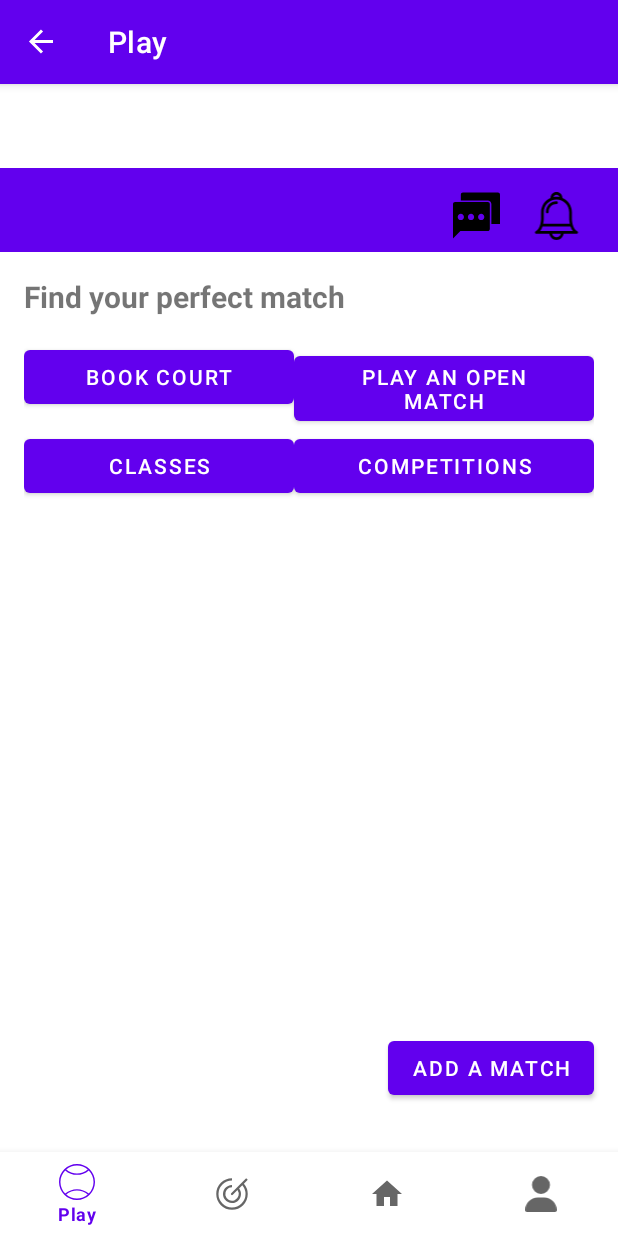
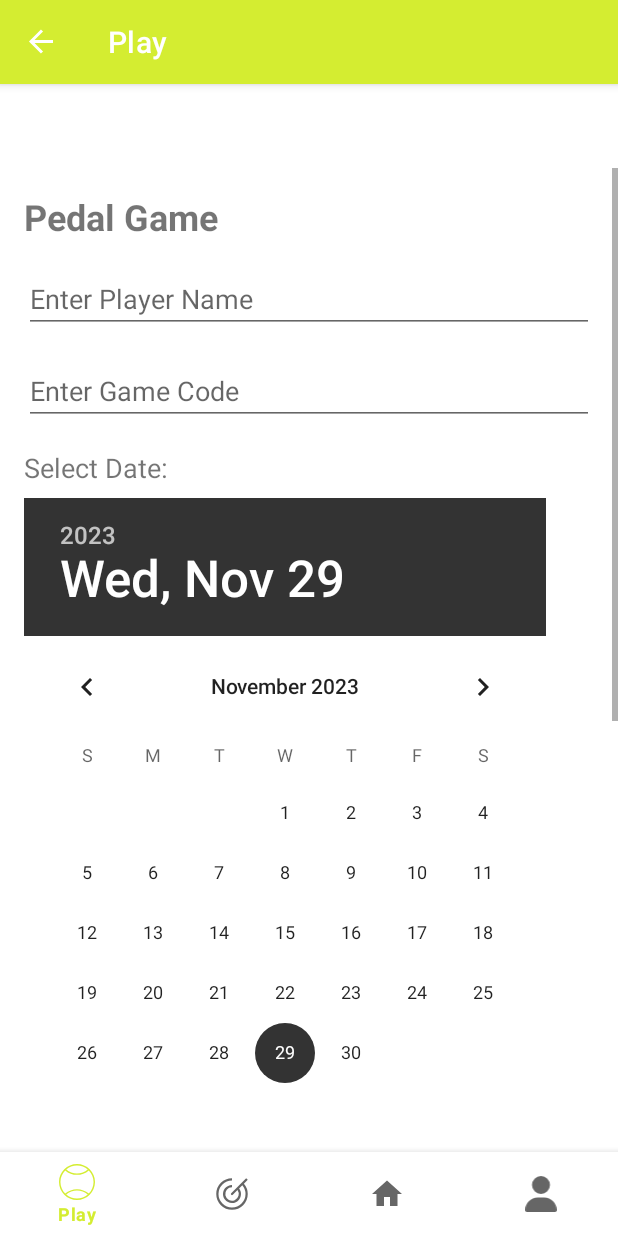
Before and after one commit to Playtomic-Tony-Aymane/Playtomic-TA, an Android app: the PlayFragment screen opened through its navigation route, on a phone screen of 412 x 824 dp. Run offline under Robolectric (Android 15) with nearby library versions, the phone set to English and light mode, and no system bars; our stand-ins replace navigation-ui.

Commit message:
activities & start wedstrijd

```diff
--- a/app/src/main/AndroidManifest.xml
+++ b/app/src/main/AndroidManifest.xml
@@ -12,6 +12,7 @@
         android:supportsRtl="true"
         android:theme="@style/Theme.PlaytomicTonyAymane"
         tools:targetApi="31">
+        <activity android:name=".ui.tabs.DetailPertanyaan" />
         <activity
             android:name=".MainActivity"
             android:exported="true"
--- a/app/src/main/java/com/example/playtomictonyaymane/ui/play/PlayFragment.kt
+++ b/app/src/main/java/com/example/playtomictonyaymane/ui/play/PlayFragment.kt
@@ -3,9 +3,13 @@ import android.os.Bundle
 import android.view.LayoutInflater
 import android.view.View
 import android.view.ViewGroup
+import android.widget.Button
+import android.widget.DatePicker
 import android.widget.TextView
+import android.widget.TimePicker
 import androidx.fragment.app.Fragment
 import androidx.lifecycle.ViewModelProvider
+import com.example.playtomictonyaymane.R
 import com.example.playtomictonyaymane.databinding.FragmentPlayBinding
 
 class PlayFragment: Fragment() {
@@ -33,12 +37,25 @@ class PlayFragment: Fragment() {
     override fun onViewCreated(view: View, savedInstanceState: Bundle?) {
         super.onViewCreated(view, savedInstanceState)
 
-        // Hier kun je de logica voor de knoppen en andere interacties toevoegen
-        binding.addMatchButton.setOnClickListener {
-            // Voeg hier de logica toe voor het toevoegen van een match
+        // Zoek de button op basis van de ID
+        val buttonStartGame = view.findViewById<Button>(R.id.buttonStartGame)
+
+        // Zoek de DatePicker en TimePicker op basis van de ID's
+        val datePicker = view.findViewById<DatePicker>(R.id.datePicker)
+        val timePicker = view.findViewById<TimePicker>(R.id.timePicker)
+
+        // Voeg een klikgebeurtenis toe aan de knop
+        buttonStartGame.setOnClickListener {
+            // Verkrijg geselecteerde datum en tijd
+            val year = datePicker.year
+            val month = datePicker.month
+            val day = datePicker.dayOfMonth
+
+            val hour = timePicker.hour
+            val minute = timePicker.minute
+
         }
     }
-
     override fun onDestroyView() {
         super.onDestroyView()
         _binding = null
--- a/app/src/main/java/com/example/playtomictonyaymane/ui/tabs/RecyclerAdapter.kt
+++ b/app/src/main/java/com/example/playtomictonyaymane/ui/tabs/RecyclerAdapter.kt
@@ -29,6 +29,7 @@ class RecyclerAdapter : RecyclerView.Adapter<RecyclerAdapter.ViewHolder>() {
         "pertanyaan 11", "pertanyaan 17", "test forum",
         "pertanyaan 12", "pertanyaan 18", "pertanyaan 20",
         "pertanyaan 21")
+
 
     inner class ViewHolder(itemView: View) : RecyclerView.ViewHolder(itemView) {
 
@@ -64,6 +65,7 @@ class RecyclerAdapter : RecyclerView.Adapter<RecyclerAdapter.ViewHolder>() {
     }
 
     override fun onBindViewHolder(viewHolder: ViewHolder, i: Int) {
+
         viewHolder.itemKode.text = kode[i]
         viewHolder.itemKategori.text = kategori[i]
         viewHolder.itemIsi.text = isi[i]
--- a/app/src/main/res/layout/activity_main.xml
+++ b/app/src/main/res/layout/activity_main.xml
@@ -4,7 +4,8 @@
     android:id="@+id/container"
     android:layout_width="match_parent"
     android:layout_height="match_parent"
-    android:paddingTop="?attr/actionBarSize">
+    android:paddingTop="?attr/actionBarSize"
+    >
 
     <com.google.android.material.bottomnavigation.BottomNavigationView
         android:id="@+id/nav_view"
@@ -16,7 +17,8 @@
         app:layout_constraintBottom_toBottomOf="parent"
         app:layout_constraintLeft_toLeftOf="parent"
         app:layout_constraintRight_toRightOf="parent"
-        app:menu="@menu/bottom_nav_menu" />
+        app:menu="@menu/bottom_nav_menu"
+        />
 
     <fragment
         android:id="@+id/nav_host_fragment_activity_main"
--- a/app/src/main/res/layout/fragment_play.xml
+++ b/app/src/main/res/layout/fragment_play.xml
@@ -1,114 +1,88 @@
-<?xml version="1.0" encoding="utf-8"?>
-<androidx.constraintlayout.widget.ConstraintLayout xmlns:android="http://schemas.android.com/apk/res/android"
-    xmlns:tools="http://schemas.android.com/tools"
+<RelativeLayout xmlns:android="http://schemas.android.com/apk/res/android"
 android:layout_width="match_parent"
 android:layout_height="match_parent"
 xmlns:app="http://schemas.android.com/apk/res-auto">
 
+<ScrollView
+    android:layout_width="match_parent"
+    android:layout_height="match_parent"
+    android:layout_above="@+id/bottom_navigation">
+    <LinearLayout
+        android:layout_width="match_parent"
+        android:layout_height="match_parent"
+        android:orientation="vertical"
+        android:padding="16dp">
 
-    <com.google.android.material.appbar.MaterialToolbar
-        android:id="@+id/appBar"
+        <!-- Titel van de sectie -->
+        <TextView
+            android:layout_width="wrap_content"
+            android:layout_height="wrap_content"
+            android:text="Pedal Game"
+            android:textSize="24sp"
+            android:textStyle="bold"
+            android:layout_marginBottom="16dp"/>
+
+        <!-- Invoervelden voor het spel -->
+        <EditText
+            android:id="@+id/editTextPlayerName"
             android:layout_width="match_parent"
-        android:layout_height="?attr/actionBarSize"
-        android:background="?attr/colorPrimary"
-        android:title="PlayTomic"
-        android:titleTextColor="@android:color/white"
-        app:titleTextAppearance="@style/TextAppearance.MaterialComponents.Headline6"
-        app:layout_constraintTop_toTopOf="parent" />
+            android:layout_height="wrap_content"
+            android:layout_marginBottom="16dp"
+            android:hint="Enter Player Name" />
 
+        <EditText
+            android:id="@+id/editTextGameCode"
+            android:layout_width="match_parent"
+            android:layout_height="wrap_content"
+            android:hint="Enter Game Code"
+            android:layout_marginBottom="16dp"/>
 
+        <!-- Datumselectie -->
+        <TextView
+            android:layout_width="wrap_content"
+            android:layout_height="wrap_content"
+            android:text="Select Date:"
+            android:textSize="18sp"
+            android:layout_marginBottom="8dp"/>
 
-    <ImageView
-        android:id="@+id/chatIcon"
-        android:layout_width="35dp"
-        android:layout_height="31dp"
-        android:layout_marginStart="300dp"
-        android:layout_marginTop="16dp"
-        android:src="@drawable/chat_svgrepo_com"
-        app:layout_constraintStart_toStartOf="parent"
-        app:layout_constraintTop_toTopOf="@id/appBar" />
-
-    <ImageView
-        android:id="@+id/notificationIcon"
-        android:layout_width="34dp"
-        android:layout_height="32dp"
-        android:layout_marginTop="16dp"
-        android:layout_marginEnd="24dp"
-        android:src="@drawable/notification_bell"
-        app:layout_constraintEnd_toEndOf="parent"
-        app:layout_constraintTop_toTopOf="@id/appBar" />
+        <!-- Tijdselectie -->
+        <DatePicker
+            android:id="@+id/datePicker"
+            android:layout_width="wrap_content"
+            android:layout_height="wrap_content" />
 
         <TextView
-        android:id="@+id/findMatchText"
             android:layout_width="wrap_content"
             android:layout_height="wrap_content"
-        android:text="Find your perfect match"
-        android:textSize="20sp"
-        android:textStyle="bold"
-        app:layout_constraintTop_toBottomOf="@id/appBar"
-        app:layout_constraintStart_toStartOf="parent"
+            android:text="Select Time:"
+            android:textSize="18sp"
             android:layout_marginTop="16dp"
-        android:layout_marginStart="16dp" />
+            android:layout_marginBottom="8dp"/>
 
+        <TimePicker
+            android:id="@+id/timePicker"
+            android:layout_width="wrap_content"
+            android:layout_height="wrap_content"/>
 
-    <GridLayout
-        android:id="@+id/gridLayout"
+        <!-- Knop om het spel te starten -->
+        <Button
+            android:id="@+id/buttonStartGame"
+            android:layout_width="wrap_content"
+            android:layout_height="wrap_content"
+            android:text="Start Pedal Game"
+            android:background="@drawable/radiusbutton"
+            android:layout_gravity="center"
+            android:layout_marginTop="16dp"/>
+
+    </LinearLayout>
+</ScrollView>
+
+<com.google.android.material.bottomnavigation.BottomNavigationView
+    android:id="@+id/bottom_navigation"
     android:layout_width="match_parent"
     android:layout_height="wrap_content"
-        android:columnCount="2"
-        android:rowCount="2"
-        app:layout_constraintTop_toBottomOf="@id/findMatchText"
-        app:layout_constraintStart_toStartOf="parent"
-        android:layout_marginTop="16dp"
-        android:layout_marginStart="16dp"
-        android:layout_marginEnd="16dp">
+    android:layout_alignParentBottom="true"
+    android:background="?android:attr/windowBackground"
+    app:menu="@menu/bottom_nav_menu" />
 
-        <Button
-            android:id="@+id/bookcourtButton"
-            android:layout_width="1dp"
-            android:layout_height="wrap_content"
-            android:layout_row="0"
-            android:layout_column="0"
-            android:layout_columnWeight="1"
-            android:text="Book court" />
-
-        <Button
-            android:id="@+id/playOpenMatchButton"
-            android:layout_width="21dp"
-            android:layout_height="wrap_content"
-            android:layout_row="0"
-            android:layout_column="1"
-            android:layout_columnWeight="1"
-            android:text="Play an open match" />
-
-        <Button
-            android:id="@+id/classesButton"
-            android:layout_width="0dp"
-            android:layout_height="wrap_content"
-            android:layout_row="1"
-            android:layout_column="0"
-            android:layout_columnWeight="1"
-            android:text="Classes" />
-
-        <Button
-            android:id="@+id/competitionsButton"
-            android:layout_width="0dp"
-            android:layout_height="wrap_content"
-            android:text="Competitions"
-            android:layout_columnWeight="1"
-            android:layout_row="1"
-            android:layout_column="1" />
-
-    </GridLayout>
-
-    <Button
-        android:id="@+id/addMatchButton"
-        android:layout_width="wrap_content"
-        android:layout_height="wrap_content"
-        android:layout_marginEnd="16dp"
-        android:layout_marginBottom="88dp"
-        android:text="Add a match"
-        app:layout_constraintBottom_toBottomOf="parent"
-        app:layout_constraintEnd_toEndOf="parent" />
-
-</androidx.constraintlayout.widget.ConstraintLayout>
+</RelativeLayout>
--- a/app/src/main/res/layout/fragment_posts.xml
+++ b/app/src/main/res/layout/fragment_posts.xml
@@ -10,6 +10,7 @@
         android:layout_width="wrap_content"
         android:layout_height="wrap_content"
         android:text="Dit is de Activities Fragment"
+
         android:textSize="18sp"
         android:textStyle="bold" />
 
--- a/app/src/main/res/navigation/mobile_navigation.xml
+++ b/app/src/main/res/navigation/mobile_navigation.xml
@@ -3,7 +3,8 @@
     xmlns:app="http://schemas.android.com/apk/res-auto"
     xmlns:tools="http://schemas.android.com/tools"
     android:id="@+id/mobile_navigation"
-    app:startDestination="@+id/navigation_home">
+    app:startDestination="@+id/navigation_home"
+    >
 
     <fragment
         android:id="@+id/navigation_home"
--- a/app/src/main/res/values-night/themes.xml
+++ b/app/src/main/res/values-night/themes.xml
@@ -2,12 +2,12 @@
     <!-- Base application theme. -->
     <style name="Theme.PlaytomicTonyAymane" parent="Theme.MaterialComponents.DayNight.DarkActionBar">
         <!-- Primary brand color. -->
-        <item name="colorPrimary">@color/purple_200</item>
-        <item name="colorPrimaryVariant">@color/purple_700</item>
+        <item name="colorPrimary">@color/light_yellow</item>
+        <item name="colorPrimaryVariant">@color/black</item>
         <item name="colorOnPrimary">@color/black</item>
         <!-- Secondary brand color. -->
-        <item name="colorSecondary">@color/teal_200</item>
-        <item name="colorSecondaryVariant">@color/teal_200</item>
+        <item name="colorSecondary">@color/light_gray</item>
+        <item name="colorSecondaryVariant">@color/light_yellow</item>
         <item name="colorOnSecondary">@color/black</item>
         <!-- Status bar color. -->
         <item name="android:statusBarColor">?attr/colorPrimaryVariant</item>
--- a/app/src/main/res/values/colors.xml
+++ b/app/src/main/res/values/colors.xml
@@ -1,5 +1,8 @@
 <?xml version="1.0" encoding="utf-8"?>
 <resources>
+    <color name="light_gray">#FFCCCCCC</color>
+    <color name="dark_gray">#FF333333</color>
+    <color name="light_yellow">#D4ED31</color>
     <color name="purple_200">#FFBB86FC</color>
     <color name="purple_500">#FF6200EE</color>
     <color name="purple_700">#FF3700B3</color>
--- a/app/src/main/res/values/themes.xml
+++ b/app/src/main/res/values/themes.xml
@@ -2,12 +2,12 @@
     <!-- Base application theme. -->
     <style name="Theme.PlaytomicTonyAymane" parent="Theme.MaterialComponents.DayNight.DarkActionBar">
         <!-- Primary brand color. -->
-        <item name="colorPrimary">@color/purple_500</item>
-        <item name="colorPrimaryVariant">@color/purple_700</item>
-        <item name="colorOnPrimary">@color/white</item>
+        <item name="colorPrimary">@color/light_yellow</item>
+        <item name="colorPrimaryVariant">@color/black</item>
+        <item name="colorOnPrimary">@color/black</item>
         <!-- Secondary brand color. -->
-        <item name="colorSecondary">@color/teal_200</item>
-        <item name="colorSecondaryVariant">@color/teal_700</item>
+        <item name="colorSecondary">@color/dark_gray</item>
+        <item name="colorSecondaryVariant">@color/light_yellow</item>
         <item name="colorOnSecondary">@color/black</item>
         <!-- Status bar color. -->
         <item name="android:statusBarColor">?attr/colorPrimaryVariant</item>
```
Also changed, not shown: app/src/main/java/com/example/playtomictonyaymane/ui/tabs/ActivitiesFragment.kt (+17 -11 lines), app/src/main/java/com/example/playtomictonyaymane/ui/tabs/DetailPertanyaan.kt (+24 -1 lines), app/src/main/java/com/example/playtomictonyaymane/ui/tabs/RecyclerData.kt (deleted, +0 -10 lines), app/src/main/res/layout/activities_detail.xml (added, +33 -0 lines), app/src/main/res/layout/fragment_activities.xml (+24 -10 lines), app/src/main/res/layout/fragment_user.xml (+17 -2 lines), app/src/main/res/layout/item_recycler.xml (+2 -11 lines). Lines whose indentation alone changed are shown as unchanged.
